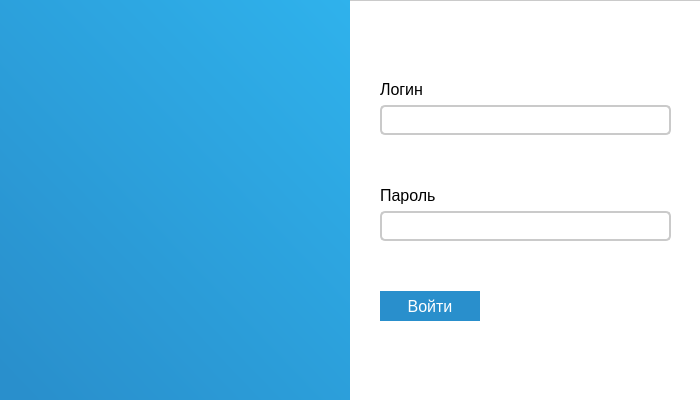
Before: the Qt Designer form ui/loginDialog.ui in Quitzero/Diplom, drawn with Qt 5.
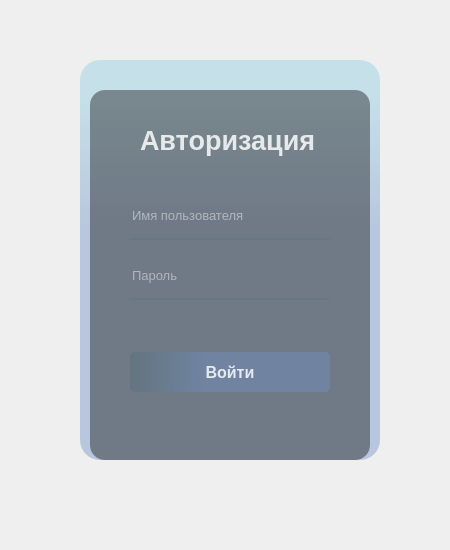
After: the same form once the commit is applied. Icons and pictures are not drawn.

```diff
--- a/ui/loginDialog.ui
+++ b/ui/loginDialog.ui
@@ -6,217 +6,269 @@
    <rect>
     <x>0</x>
     <y>0</y>
-    <width>700</width>
-    <height>400</height>
+    <width>450</width>
+    <height>550</height>
    </rect>
   </property>
   <property name="windowTitle">
    <string>Dialog</string>
   </property>
-  <layout class="QHBoxLayout" name="horizontalLayout">
-   <property name="spacing">
-    <number>0</number>
-   </property>
-   <property name="leftMargin">
-    <number>0</number>
-   </property>
-   <property name="topMargin">
-    <number>0</number>
-   </property>
-   <property name="rightMargin">
-    <number>0</number>
-   </property>
-   <property name="bottomMargin">
-    <number>0</number>
-   </property>
-   <item>
-    <widget class="QWidget" name="icon_widget" native="true">
-     <property name="styleSheet">
-      <string notr="true">QWidget {
-background-color: qlineargradient(spread:pad, x1:0.0852273, y1:1, x2:1, y2:0, stop:0 rgb(41, 143, 204), stop:1 rgb(47, 178, 236));
-
-}
-</string>
-     </property>
-     <widget class="QLabel" name="icon">
+  <widget class="QWidget" name="widget" native="true">
       <property name="geometry">
        <rect>
-        <x>70</x>
-        <y>100</y>
-        <width>200</width>
-        <height>200</height>
-       </rect>
-      </property>
-      <property name="styleSheet">
-       <string notr="true">background-color:transparent;</string>
-      </property>
-      <property name="pixmap">
-       <pixmap>../../../new/gui/icons/user.png</pixmap>
-      </property>
-      <property name="scaledContents">
-       <bool>true</bool>
-      </property>
-      <property name="alignment">
-       <set>Qt::AlignCenter</set>
-      </property>
-     </widget>
-    </widget>
-   </item>
-   <item>
-    <widget class="QWidget" name="login_widget" native="true">
+     <x>40</x>
+     <y>30</y>
+     <width>370</width>
+     <height>480</height>
+    </rect>
+   </property>
      <property name="styleSheet">
       <string notr="true">QWidget{
-background-color: rgb(255, 255, 255);
-border-top:1px solid rgb(202, 202, 202);
+background:transparent;
 }
-QLineEdit{
-border: 2px solid rgb(202, 202, 202);
+QPushButton#login_btn{
+background-color: qlineargradient(spread:pad, x1:0, y1:0.5, x2:1, y2:0.511, stop:0 rgba(91, 114, 122, 160), stop:0.369318 rgba(111, 145, 197, 110));
+color: rgba(255, 255, 255, 210);
 border-radius: 5px;
 }
-</string>
-     </property>
-     <widget class="QWidget" name="verticalLayoutWidget">
+QPushButton#login_btn:hover{
+background-color: qlineargradient(spread:pad, x1:0, y1:0.5, x2:1, y2:0.511, stop:0 rgba(111, 134, 142, 160), stop:0.369318 rgba(131, 165, 217, 130));
+}
+QPushButton#login_btn:pressed{
+padding-left:5px;
+padding-top:5px;
+background-color:rgba(131, 165, 217, 100)
+}
+QPushButton#close_btn{
+background-image: url(:/images/close_black.png);
+border-radius: 5px;
+background-repeat: no-repeat;
+background-position: center;
+}
+QPushButton#close_btn:hover{
+background-image: url(:/images/close_white.png);
+background-color: rgba(0, 0, 0, 100);
+}
+QPushButton#collapse_btn{
+background-image: url(:/images/minus_black.png);
+border-radius: 5px;
+background-repeat: no-repeat;
+background-position: center;
+}
+QPushButton#collapse_btn:hover{
+background-image: url(:/images/minus_white.png);
+background-color: rgba(0, 0, 0, 100);
+}</string>
+   </property>
+   <widget class="QLabel" name="header_1">
       <property name="geometry">
        <rect>
-        <x>30</x>
-        <y>80</y>
-        <width>291</width>
-        <height>241</height>
-       </rect>
-      </property>
-      <layout class="QVBoxLayout" name="verticalLayout">
-       <item>
-        <widget class="QLabel" name="User_label">
+      <x>40</x>
+      <y>30</y>
+      <width>300</width>
+      <height>400</height>
+     </rect>
+    </property>
+    <property name="minimumSize">
+     <size>
+      <width>300</width>
+      <height>400</height>
+     </size>
+    </property>
+    <property name="styleSheet">
+     <string notr="true">border-image: url(:/images/background2.jpg);
+border-radius:20px;</string>
+    </property>
+    <property name="text">
+     <string/>
+    </property>
+   </widget>
+   <widget class="QLabel" name="header_2">
+    <property name="geometry">
+     <rect>
+      <x>40</x>
+      <y>30</y>
+      <width>300</width>
+      <height>400</height>
+     </rect>
+    </property>
+    <property name="minimumSize">
+     <size>
+      <width>300</width>
+      <height>400</height>
+     </size>
+    </property>
+    <property name="styleSheet">
+     <string notr="true">background-color: qlineargradient(spread:pad, x1:0.505, y1:0.0910909, x2:0.505455, y2:1, stop:0 rgba(172, 215, 230, 160), stop:0.369318 rgba(111, 145, 197, 110));
+border-radius:20px;</string>
+    </property>
+    <property name="text">
+     <string/>
+    </property>
+   </widget>
+   <widget class="QLabel" name="backgrond">
+    <property name="geometry">
+     <rect>
+      <x>50</x>
+      <y>60</y>
+      <width>280</width>
+      <height>370</height>
+     </rect>
+    </property>
+    <property name="minimumSize">
+     <size>
+      <width>0</width>
+      <height>370</height>
+     </size>
+    </property>
+    <property name="styleSheet">
+     <string notr="true">background-color: rgba(0, 0, 0, 100);
+border-radius:15px;</string>
+    </property>
+    <property name="text">
+     <string/>
+    </property>
+   </widget>
+   <widget class="QLabel" name="login">
+    <property name="geometry">
+     <rect>
+      <x>100</x>
+      <y>90</y>
+      <width>180</width>
+      <height>40</height>
+     </rect>
+    </property>
          <property name="font">
           <font>
-           <pointsize>12</pointsize>
+      <pointsize>20</pointsize>
+      <weight>75</weight>
+      <bold>true</bold>
           </font>
          </property>
          <property name="styleSheet">
-          <string notr="true">border-top:0px solid ;</string>
+     <string notr="true">color: rgba(255, 255, 255, 210);</string>
          </property>
          <property name="text">
-          <string>Логин</string>
-         </property>
-        </widget>
-       </item>
-       <item>
+     <string>Авторизация</string>
+    </property>
+   </widget>
         <widget class="QLineEdit" name="User">
-         <property name="minimumSize">
-          <size>
-           <width>0</width>
-           <height>30</height>
-          </size>
-         </property>
-         <property name="styleSheet">
-          <string notr="true"/>
-         </property>
-        </widget>
-       </item>
-       <item>
-        <spacer name="verticalSpacer_1">
-         <property name="orientation">
-          <enum>Qt::Vertical</enum>
-         </property>
-         <property name="sizeHint" stdset="0">
-          <size>
-           <width>20</width>
+    <property name="geometry">
+     <rect>
+      <x>90</x>
+      <y>170</y>
+      <width>200</width>
            <height>40</height>
-          </size>
-         </property>
-        </spacer>
-       </item>
-       <item>
-        <widget class="QLabel" name="Password_label">
+     </rect>
+    </property>
          <property name="font">
           <font>
-           <pointsize>12</pointsize>
+      <pointsize>10</pointsize>
           </font>
          </property>
          <property name="styleSheet">
-          <string notr="true">border-top:0px solid ;</string>
-         </property>
-         <property name="text">
-          <string>Пароль</string>
-         </property>
-        </widget>
-       </item>
-       <item>
+     <string notr="true">background-color: rgba(0, 0, 0, 0);
+border: none;
+border-bottom: 2px solid rgba(105, 118, 132, 255);
+color: rgba(255, 255, 255, 230);
+padding-bottom: 7px;</string>
+    </property>
+    <property name="placeholderText">
+     <string>Имя пользователя</string>
+    </property>
+   </widget>
         <widget class="QLineEdit" name="Password">
-         <property name="minimumSize">
-          <size>
-           <width>0</width>
-           <height>30</height>
-          </size>
+    <property name="geometry">
+     <rect>
+      <x>90</x>
+      <y>230</y>
+      <width>200</width>
+      <height>40</height>
+     </rect>
+    </property>
+    <property name="font">
+     <font>
+      <pointsize>10</pointsize>
+     </font>
          </property>
          <property name="styleSheet">
-          <string notr="true"/>
+     <string notr="true">background-color: rgba(0, 0, 0, 0);
+border: none;
+border-bottom: 2px solid rgba(105, 118, 132, 255);
+color: rgba(255, 255, 255, 230);
+padding-bottom: 7px;</string>
          </property>
          <property name="echoMode">
           <enum>QLineEdit::Password</enum>
          </property>
-        </widget>
-       </item>
-       <item>
-        <spacer name="verticalSpacer">
-         <property name="orientation">
-          <enum>Qt::Vertical</enum>
-         </property>
-         <property name="sizeHint" stdset="0">
-          <size>
-           <width>20</width>
-           <height>40</height>
-          </size>
-         </property>
-        </spacer>
-       </item>
-       <item>
+    <property name="placeholderText">
+     <string>Пароль</string>
+    </property>
+   </widget>
         <widget class="QPushButton" name="login_btn">
-         <property name="sizePolicy">
-          <sizepolicy hsizetype="Fixed" vsizetype="Fixed">
-           <horstretch>0</horstretch>
-           <verstretch>0</verstretch>
-          </sizepolicy>
-         </property>
-         <property name="minimumSize">
-          <size>
-           <width>100</width>
-           <height>30</height>
-          </size>
-         </property>
-         <property name="maximumSize">
-          <size>
-           <width>100</width>
-           <height>30</height>
-          </size>
+    <property name="geometry">
+     <rect>
+      <x>90</x>
+      <y>322</y>
+      <width>200</width>
+      <height>40</height>
+     </rect>
          </property>
          <property name="font">
           <font>
-           <family>MS Shell Dlg 2</family>
            <pointsize>12</pointsize>
-           <weight>50</weight>
-           <italic>false</italic>
-           <bold>false</bold>
-           <kerning>true</kerning>
-          </font>
-         </property>
-         <property name="styleSheet">
-          <string notr="true">background-color: rgb(41, 143, 204);
-color: rgb(255, 255, 255);
-border:0px solid;
-</string>
-         </property>
+      <weight>75</weight>
+      <bold>true</bold>
+     </font>
+    </property>
          <property name="text">
           <string>Войти</string>
          </property>
         </widget>
-       </item>
-      </layout>
-     </widget>
-    </widget>
-   </item>
-  </layout>
- </widget>
- <resources/>
+   <widget class="QPushButton" name="close_btn">
+    <property name="geometry">
+     <rect>
+      <x>300</x>
+      <y>40</y>
+      <width>16</width>
+      <height>16</height>
+     </rect>
+    </property>
+    <property name="font">
+     <font>
+      <pointsize>12</pointsize>
+      <weight>75</weight>
+      <bold>true</bold>
+     </font>
+    </property>
+    <property name="text">
+     <string/>
+    </property>
+   </widget>
+   <widget class="QPushButton" name="collapse_btn">
+    <property name="geometry">
+     <rect>
+      <x>270</x>
+      <y>40</y>
+      <width>16</width>
+      <height>16</height>
+     </rect>
+    </property>
+    <property name="font">
+     <font>
+      <pointsize>12</pointsize>
+      <weight>75</weight>
+      <bold>true</bold>
+     </font>
+    </property>
+    <property name="text">
+     <string/>
+    </property>
+   </widget>
+  </widget>
+ </widget>
+ <resources>
+  <include location="../widgets/resources/image/qrc/res.qrc"/>
+ </resources>
  <connections/>
 </ui>
```
Lines whose indentation alone changed are shown as unchanged.
